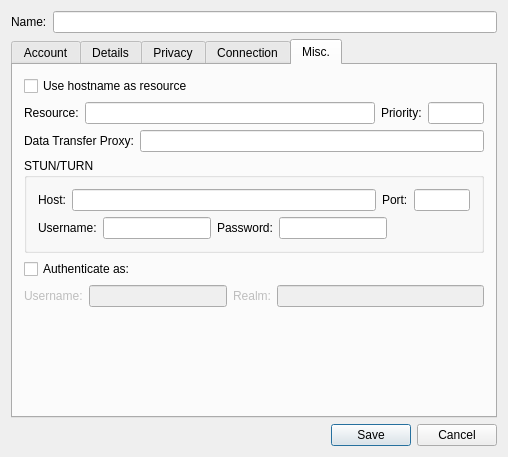
Qt form src/accountmodify.ui (psi-im/psi) before a commit.
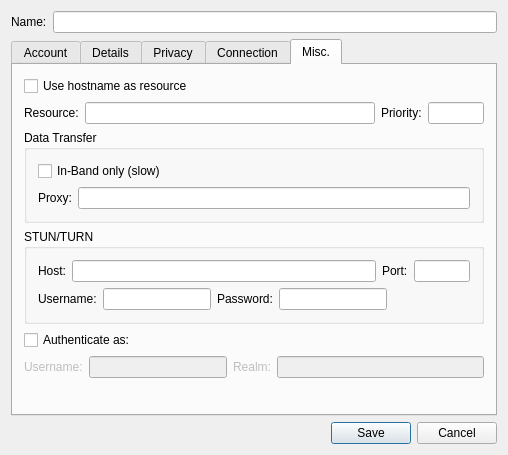
The same form after that commit. The open tabs and pages were chosen to show the change. Custom widgets are drawn as their Qt base class.

```diff
--- a/src/accountmodify.ui
+++ b/src/accountmodify.ui
@@ -6,8 +6,8 @@
    <rect>
     <x>0</x>
     <y>0</y>
-    <width>500</width>
-    <height>457</height>
+    <width>498</width>
+    <height>455</height>
    </rect>
   </property>
   <property name="windowTitle">
@@ -861,6 +861,19 @@
         </layout>
        </item>
        <item>
+        <widget class="QGroupBox" name="groupBox_3">
+         <property name="title">
+          <string>Data Transfer</string>
+         </property>
+         <layout class="QVBoxLayout" name="verticalLayout_3">
+          <item>
+           <widget class="QCheckBox" name="ck_ibbOnly">
+            <property name="text">
+             <string>In-Band only (slow)</string>
+            </property>
+           </widget>
+          </item>
+          <item>
         <layout class="QHBoxLayout">
          <property name="spacing">
           <number>6</number>
@@ -871,7 +884,7 @@
          <item>
           <widget class="QLabel" name="lb_dtProxy">
            <property name="text">
-            <string>Data Transfer Proxy:</string>
+               <string>Proxy:</string>
            </property>
           </widget>
          </item>
@@ -879,6 +892,9 @@
           <widget class="QLineEdit" name="le_dtProxy"/>
          </item>
         </layout>
+          </item>
+         </layout>
+        </widget>
        </item>
        <item>
         <widget class="QGroupBox" name="groupBox_2">
```
Lines whose indentation alone changed are shown as unchanged.
